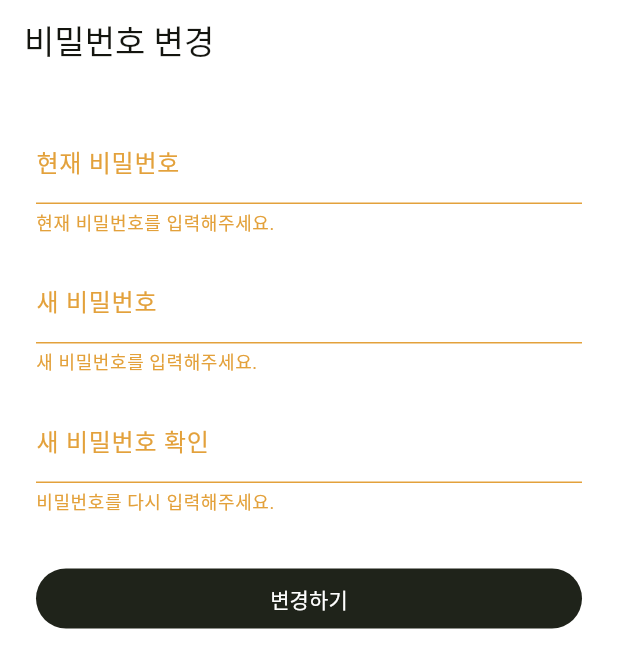
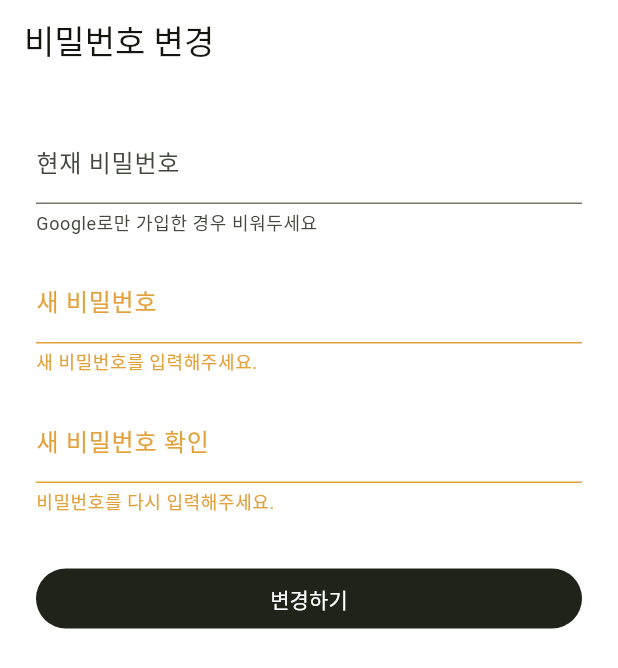
Before and after one commit to 14thlikelion-centralthon-mju2team/FE, a Flutter app: the ChangePasswordScreen screen opened by its route, after a tap on "변경하기", on a phone screen of 412 x 824 dp. Shown: the top 668 px of the screen. Run offline on Flutter 3.47's test engine with Material 3 defaults, Android fonts, the phone set to English and light mode, and no system bars; our stand-ins replace drift, firebase_core, firebase_messaging, flutter_local_notifications, flutter_riverpod, flutter_secure_storage and 8 more; missing offline and left inert: geofencing_api, kakao_map_sdk; accounts and stored records are empty; generated files the repository leaves out were written again; network calls fail.

Commit message:
fix: PR #50 리뷰 8건 전부 반영
P1:
1. password-reset 경로를 비인증 허용(isAuthPage)에 추가
2. Google provider 연결: 'GOOGLE'→'google', 'idToken'→'providerToken'
3. provider 해제: p['id']→p['identityId']
4. 세션 화면: id→refreshTokenId, deviceName→platform, lastActiveAt→issuedAt
5. 북마크: bookmark['id']→bookmark['bookmarkId']

P2:
6. Google-only 비밀번호 최초 설정: currentPassword validator 제거, body에서 비어있으면 생략
7. 비밀번호 재설정: retryable/5xx도 재시도 안내 (서버 오류를 성공으로 오인 방지)
8. 북마크 진입점: 지도 화면에 FloatingActionButton(bookmark) 추가

```diff
--- a/lib/router/app_router.dart
+++ b/lib/router/app_router.dart
@@ -53,7 +53,8 @@ final appRouterProvider = Provider<GoRouter>((ref) {
       final path = state.uri.path;
       final isAuthPage =
           path.startsWith("/onboarding/auth") ||
-          path.startsWith("/onboarding/email");
+          path.startsWith("/onboarding/email") ||
+          path.startsWith("/onboarding/password-reset");
       final isConsentPage = path == "/onboarding/consent";
 
       switch (authState.status) {
--- a/lib/screens/map/bookmarks_screen.dart
+++ b/lib/screens/map/bookmarks_screen.dart
@@ -244,7 +244,7 @@ class _BookmarksScreenState extends ConsumerState<BookmarksScreen> {
                   itemCount: filtered.length,
                   itemBuilder: (context, index) {
                     final bookmark = filtered[index];
-                    final id = bookmark["id"]?.toString() ?? "";
+                    final id = bookmark["bookmarkId"]?.toString() ?? "";
                     final name = bookmark["placeName"]?.toString() ?? "이름 없음";
                     final folder = bookmark["folder"]?.toString() ?? "";
 
--- a/lib/screens/map/map_screen.dart
+++ b/lib/screens/map/map_screen.dart
@@ -339,6 +339,11 @@ class _MapScreenState extends ConsumerState<MapScreen> {
     final destSelected = _destLat != null && _destLng != null;
 
     return Scaffold(
+      floatingActionButton: FloatingActionButton.small(
+        heroTag: "bookmarks",
+        onPressed: () => context.push("/map/bookmarks"),
+        child: const Icon(Icons.bookmark_outline),
+      ),
       body: Stack(
         children: [
           KakaoMap(
--- a/lib/screens/profile/change_password_screen.dart
+++ b/lib/screens/profile/change_password_screen.dart
@@ -42,7 +42,9 @@ class _ChangePasswordScreenState extends ConsumerState<ChangePasswordScreen> {
       await api.patch<Map<String, dynamic>>(
         "/me/password",
         body: {
-          "currentPassword": _currentPasswordCtrl.text,
+          // Google-only 계정 최초 설정 시 currentPassword 생략 (§2.4)
+          if (_currentPasswordCtrl.text.isNotEmpty)
+            "currentPassword": _currentPasswordCtrl.text,
           "newPassword": _newPasswordCtrl.text,
         },
       );
@@ -82,9 +84,12 @@ class _ChangePasswordScreenState extends ConsumerState<ChangePasswordScreen> {
               TextFormField(
                 controller: _currentPasswordCtrl,
                 obscureText: true,
-                decoration: const InputDecoration(labelText: "현재 비밀번호"),
-                validator: (v) =>
-                    (v == null || v.isEmpty) ? "현재 비밀번호를 입력해주세요." : null,
+                decoration: const InputDecoration(
+                  labelText: "현재 비밀번호",
+                  helperText: "Google로만 가입한 경우 비워두세요",
+                ),
+                // Google-only 계정은 currentPassword 생략 가능 (§2.4)
+                // BE가 provider 확인 후 판단
               ),
               const SizedBox(height: 16),
               TextFormField(
--- a/lib/screens/profile/providers_screen.dart
+++ b/lib/screens/profile/providers_screen.dart
@@ -107,7 +107,7 @@ class _ProvidersScreenState extends ConsumerState<ProvidersScreen> {
       final api = ref.read(apiClientProvider);
       await api.post<Map<String, dynamic>>(
         "/me/providers",
-        body: {"provider": "GOOGLE", "idToken": idToken},
+        body: {"provider": "google", "providerToken": idToken},
       );
       await _load();
     } on ApiException catch (e) {
@@ -161,7 +161,7 @@ class _ProvidersScreenState extends ConsumerState<ProvidersScreen> {
       children: [
         const SizedBox(height: 8),
         ...providers.map((p) {
-          final id = p["id"]?.toString() ?? "";
+          final id = p["identityId"]?.toString() ?? "";
           final type = p["provider"]?.toString() ?? "";
           final email = p["email"]?.toString() ?? "";
           return ListTile(
--- a/lib/screens/profile/sessions_screen.dart
+++ b/lib/screens/profile/sessions_screen.dart
@@ -149,10 +149,10 @@ class _SessionsScreenState extends ConsumerState<SessionsScreen> {
       itemCount: sessions.length,
       itemBuilder: (context, index) {
         final session = sessions[index];
-        final id = session["id"]?.toString() ?? "";
+        final id = session["refreshTokenId"]?.toString() ?? "";
         final isCurrent = session["isCurrent"] == true;
-        final deviceName = session["deviceName"]?.toString() ?? "알 수 없는 기기";
-        final lastActive = session["lastActiveAt"]?.toString() ?? "";
+        final deviceName = session["platform"]?.toString() ?? "알 수 없는 기기";
+        final lastActive = session["issuedAt"]?.toString() ?? "";
 
         return Dismissible(
           key: Key(id),
```
Also changed, not shown: lib/screens/onboarding/password_reset_screen.dart (+12 -3 lines).
